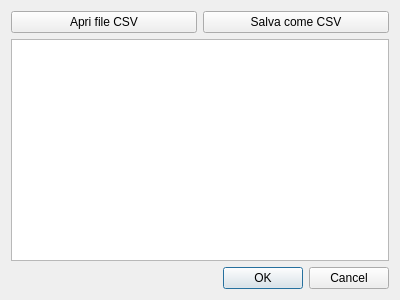
Old version of the form forms/tableeditor.ui in the repository zorbaproject/Bran.
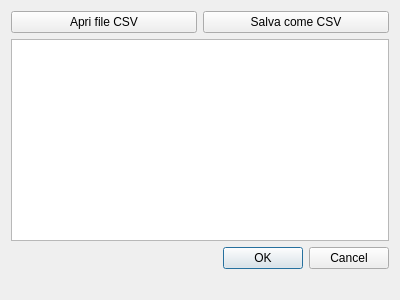
New version of the form.

What changed in the file:
```diff
--- a/forms/tableeditor.ui
+++ b/forms/tableeditor.ui
@@ -45,6 +45,13 @@
      </property>
     </widget>
    </item>
+   <item>
+    <widget class="QLabel" name="statusbar">
+     <property name="text">
+      <string/>
+     </property>
+    </widget>
+   </item>
   </layout>
  </widget>
  <resources/>
```
